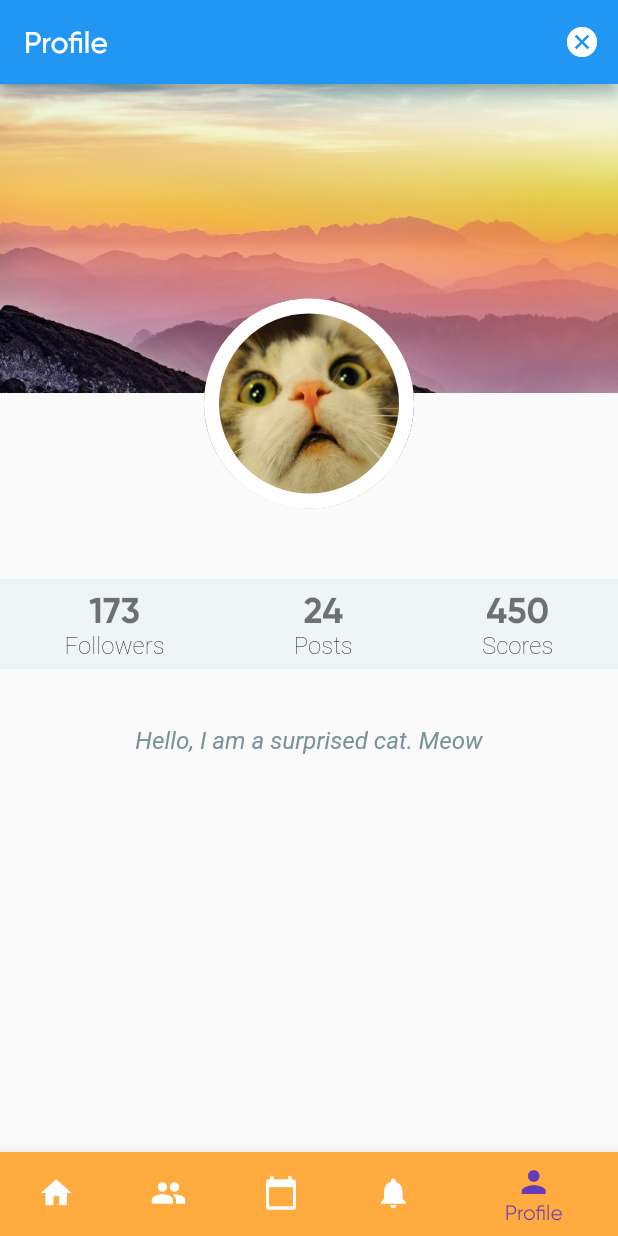
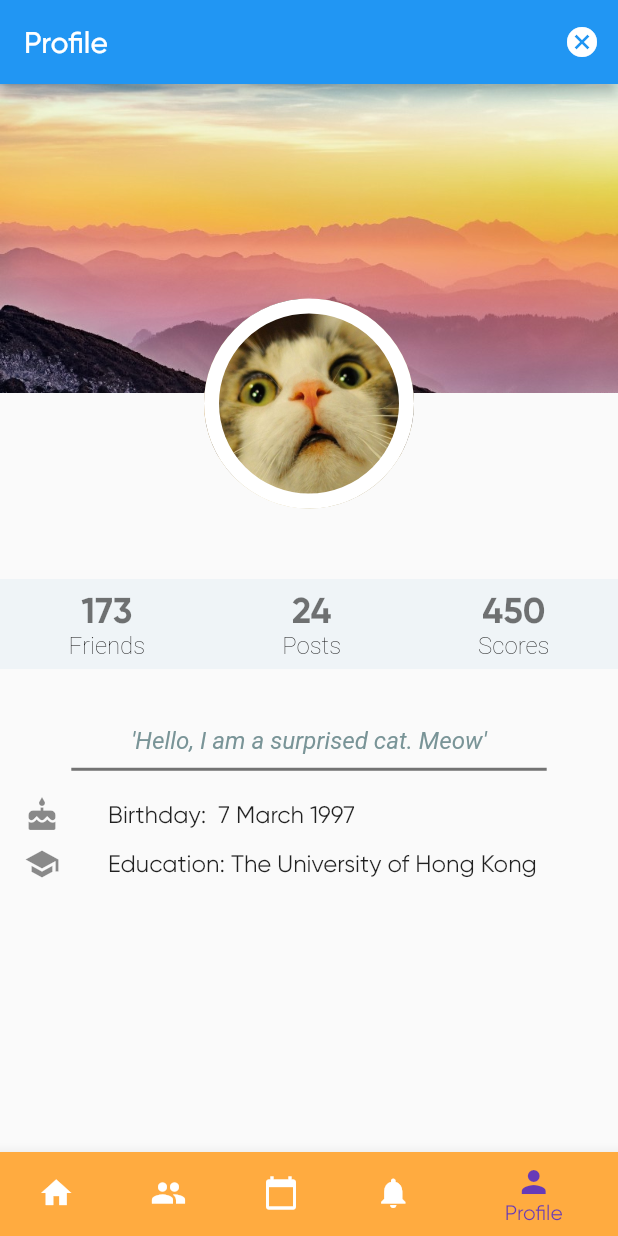
Before and after one commit to hijqpo/life_moment, a Flutter app: the screen it shows once a user with an empty profile is signed in, item 5 of the bottom bar chosen, on a phone screen of 412 x 824 dp. Run offline on Flutter 3.47's test engine with Material 2 defaults, Android fonts, the phone set to English and light mode, and no system bars; our stand-ins replace cloud_firestore, firebase_auth; missing offline and left inert: material_search; accounts and stored records are empty; Roboto replaces fonts that are missing (Spectral).

Commit message:
Tap Friends
Tap on Friends to view 'Tap'
DoB
Education

```diff
--- a/lib/views/profile_view.dart
+++ b/lib/views/profile_view.dart
@@ -7,10 +7,12 @@ class ProfileView extends StatefulWidget {
   _ProfileViewState createState() => _ProfileViewState();
 }
 String _fullName = GlobalState.userProfile.data['nickname'];
-String _followers = "173";
+String _friends = "173";
 String _posts = "24";
 String _scores = "450";
 String _bio = "Hello, I am a surprised cat. Meow";
+String _education = "The University of Hong Kong";
+String _dob = " 7 March 1997";
 
 Widget _buildCoverImage(Size screenSize) {
   return Container(
@@ -58,7 +60,7 @@ Widget _buildName(){
   );
 }
 
-Widget _buildStatItem(String label, String count) {
+Widget _buildStatItem(String label, String count, BuildContext context) {
   TextStyle _statLabelTextStyle = TextStyle(
     fontFamily: 'Roboto',
     color: Colors.black,
@@ -72,7 +74,13 @@ Widget _buildStatItem(String label, String count) {
     fontWeight: FontWeight.bold,
   );
 
-  return Column(
+  return GestureDetector(
+    onTap: (){
+      final snackBar = SnackBar(content: Text("Tap"));
+
+      Scaffold.of(context).showSnackBar(snackBar);
+    },
+    child: Column(
       mainAxisAlignment: MainAxisAlignment.center,
       children: <Widget>[
         Text(
@@ -84,10 +92,11 @@ Widget _buildStatItem(String label, String count) {
           style: _statLabelTextStyle,
         ),
       ],
+    ),
   );
 }
 
-Widget _buildStatContainer() {
+Widget _buildStatContainer(BuildContext context) {
   return Container(
     //alignment: Alignment(0.0, -0.5),
     height: 60.0,
@@ -98,9 +107,9 @@ Widget _buildStatContainer() {
     child: Row(
       mainAxisAlignment: MainAxisAlignment.spaceAround,
       children: <Widget>[
-        _buildStatItem("Followers", _followers),
-        _buildStatItem("Posts", _posts),
-        _buildStatItem("Scores", _scores),
+        _buildStatItem("Friends", _friends, context),
+        _buildStatItem("Posts", _posts, context),
+        _buildStatItem("Scores", _scores, context),
       ],
     ),
   );
@@ -120,13 +129,44 @@ Widget _buildBio(BuildContext context) {
     child: Container(
       color: Theme.of(context).scaffoldBackgroundColor,
       //padding: EdgeInsets.all(8.0),
-
       height: 100,
       child: Text(
-        _bio,
+        "'$_bio'",
         textAlign: TextAlign.center,
         style: bioTextStyle,
       ),
+    ),
+  );
+}
+
+Widget _buildSeparator(Size screenSize) {
+  return Container(
+    alignment: Alignment(0.0, 0.28),
+    child: Container(
+      width: screenSize.width / 1.3,
+      height: 2.0,
+      color: Colors.black54,
+      margin: EdgeInsets.only(top: 4.0),
+    ),
+  );
+}
+
+Widget _buildDob(BuildContext context){
+  return Container(
+    alignment: Alignment(-0.9, 0.4),
+      child: ListTile(
+        leading: Icon(Icons.cake),
+        title: Text('Birthday: $_dob'),
+      ),
+  );
+}
+
+Widget _buildEdu(BuildContext context){
+  return Container(
+    alignment: Alignment(-0.9, 0.5),
+      child: ListTile(
+        leading: Icon(Icons.school),
+        title: Text('Education: $_education'),
       ),
   );
 }
@@ -141,8 +181,11 @@ class _ProfileViewState extends State<ProfileView> {
           _buildCoverImage(screenSize),
           _buildProfileImage(),
           _buildName(),
-          _buildStatContainer(),
+          _buildStatContainer(context),
           _buildBio(context),
+          _buildDob(context),
+          _buildSeparator(screenSize),
+          _buildEdu(context),
 
         ],
       )
```
Lines whose indentation alone changed are shown as unchanged.
